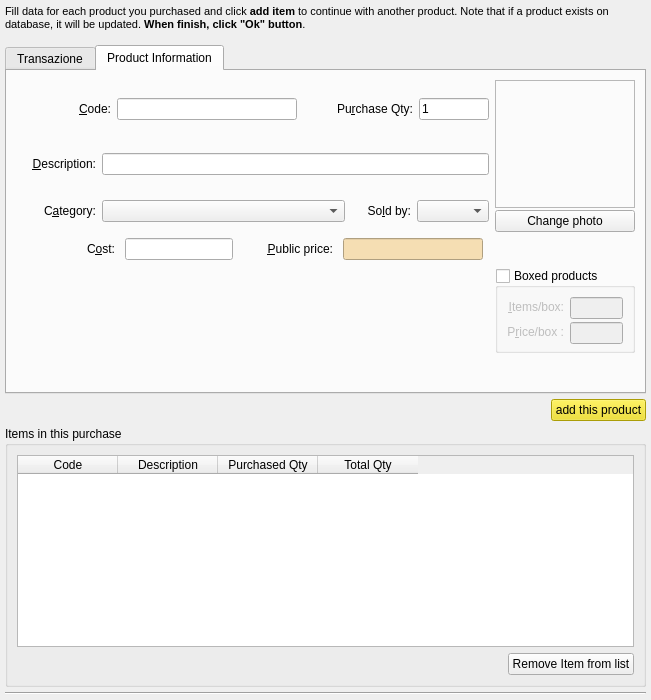
Qt form squeeze/src/ui/purchaseeditor.ui (lastprimenumbers/lemonpos) before a commit.
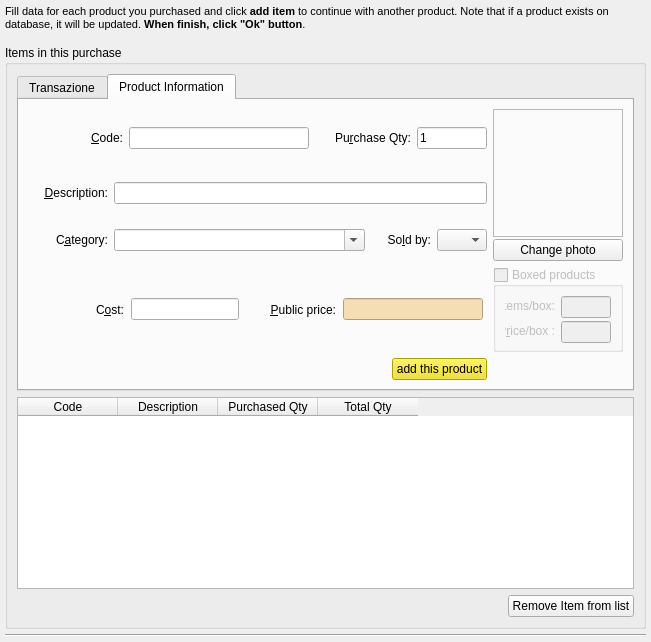
The same form after that commit. The open tabs and pages were chosen to show the change. Custom widgets are drawn as their Qt base class.

Commit message: Categorie in ordine alfabetico fixes #29 Riassegnazione automatica tutti i prodotti di una categoria ad altra categoria all'atto della rimozione. Riattivata impostazione costo mercato in acquisto. Rimpicciolita finestra di purchase.

Patch:
```diff
--- a/squeeze/src/ui/purchaseeditor.ui
+++ b/squeeze/src/ui/purchaseeditor.ui
@@ -7,7 +7,7 @@
     <x>0</x>
     <y>0</y>
     <width>651</width>
-    <height>700</height>
+    <height>642</height>
    </rect>
   </property>
   <property name="sizePolicy">
@@ -19,7 +19,7 @@
   <property name="minimumSize">
    <size>
     <width>600</width>
-    <height>700</height>
+    <height>400</height>
    </size>
   </property>
   <property name="maximumSize">
@@ -90,6 +90,12 @@
     </widget>
    </item>
    <item>
+    <widget class="QGroupBox" name="groupBox">
+     <property name="title">
+      <string>Items in this purchase</string>
+     </property>
+     <layout class="QVBoxLayout" name="verticalLayout">
+      <item>
     <widget class="QTabWidget" name="tabWidget">
      <property name="currentIndex">
       <number>0</number>
@@ -206,110 +212,6 @@
        <string>Product Information</string>
       </attribute>
       <layout class="QGridLayout" name="gridLayout">
-       <item row="2" column="0">
-        <layout class="QHBoxLayout" name="horizontalLayout_4">
-         <item>
-          <widget class="QLabel" name="label_8">
-           <property name="sizePolicy">
-            <sizepolicy hsizetype="Minimum" vsizetype="Preferred">
-             <horstretch>0</horstretch>
-             <verstretch>0</verstretch>
-            </sizepolicy>
-           </property>
-           <property name="minimumSize">
-            <size>
-             <width>80</width>
-             <height>0</height>
-            </size>
-           </property>
-           <property name="maximumSize">
-            <size>
-             <width>95</width>
-             <height>16777215</height>
-            </size>
-           </property>
-           <property name="layoutDirection">
-            <enum>Qt::LeftToRight</enum>
-           </property>
-           <property name="text">
-            <string>C&amp;ategory:</string>
-           </property>
-           <property name="alignment">
-            <set>Qt::AlignRight|Qt::AlignTrailing|Qt::AlignVCenter</set>
-           </property>
-           <property name="buddy">
-            <cstring>categoriesCombo</cstring>
-           </property>
-          </widget>
-         </item>
-         <item>
-          <widget class="QComboBox" name="categoriesCombo">
-           <property name="sizePolicy">
-            <sizepolicy hsizetype="MinimumExpanding" vsizetype="Fixed">
-             <horstretch>0</horstretch>
-             <verstretch>0</verstretch>
-            </sizepolicy>
-           </property>
-          </widget>
-         </item>
-         <item>
-          <widget class="QLabel" name="label_17">
-           <property name="sizePolicy">
-            <sizepolicy hsizetype="Minimum" vsizetype="Preferred">
-             <horstretch>0</horstretch>
-             <verstretch>0</verstretch>
-            </sizepolicy>
-           </property>
-           <property name="minimumSize">
-            <size>
-             <width>60</width>
-             <height>0</height>
-            </size>
-           </property>
-           <property name="maximumSize">
-            <size>
-             <width>95</width>
-             <height>16777215</height>
-            </size>
-           </property>
-           <property name="layoutDirection">
-            <enum>Qt::LeftToRight</enum>
-           </property>
-           <property name="text">
-            <string>So&amp;ld by:</string>
-           </property>
-           <property name="alignment">
-            <set>Qt::AlignRight|Qt::AlignTrailing|Qt::AlignVCenter</set>
-           </property>
-           <property name="buddy">
-            <cstring>measuresCombo</cstring>
-           </property>
-          </widget>
-         </item>
-         <item>
-          <widget class="QComboBox" name="measuresCombo">
-           <property name="sizePolicy">
-            <sizepolicy hsizetype="Minimum" vsizetype="Fixed">
-             <horstretch>0</horstretch>
-             <verstretch>0</verstretch>
-            </sizepolicy>
-           </property>
-           <property name="minimumSize">
-            <size>
-             <width>0</width>
-             <height>0</height>
-            </size>
-           </property>
-           <property name="maximumSize">
-            <size>
-             <width>200</width>
-             <height>16777215</height>
-            </size>
-           </property>
-          </widget>
-         </item>
-        </layout>
-       </item>
        <item row="0" column="1" rowspan="3">
         <layout class="QVBoxLayout" name="_7">
          <property name="spacing">
@@ -358,8 +260,10 @@
          </item>
         </layout>
        </item>
-       <item row="3" column="1" rowspan="2">
-        <widget class="QGroupBox" name="groupBoxedItem">
+          <item row="2" column="0">
+           <layout class="QHBoxLayout" name="horizontalLayout_4">
+            <item>
+             <widget class="QLabel" name="label_8">
          <property name="sizePolicy">
           <sizepolicy hsizetype="Minimum" vsizetype="Preferred">
            <horstretch>0</horstretch>
@@ -368,74 +272,79 @@
          </property>
          <property name="minimumSize">
           <size>
-           <width>130</width>
-           <height>75</height>
+                <width>80</width>
+                <height>0</height>
           </size>
          </property>
          <property name="maximumSize">
           <size>
-           <width>140</width>
-           <height>85</height>
-          </size>
-         </property>
-         <property name="title">
-          <string>Boxed products</string>
-         </property>
-         <property name="checkable">
+                <width>95</width>
+                <height>16777215</height>
+               </size>
+              </property>
+              <property name="layoutDirection">
+               <enum>Qt::LeftToRight</enum>
+              </property>
+              <property name="text">
+               <string>C&amp;ategory:</string>
+              </property>
+              <property name="alignment">
+               <set>Qt::AlignRight|Qt::AlignTrailing|Qt::AlignVCenter</set>
+              </property>
+              <property name="buddy">
+               <cstring>categoriesCombo</cstring>
+              </property>
+             </widget>
+            </item>
+            <item>
+             <widget class="QComboBox" name="categoriesCombo">
+              <property name="sizePolicy">
+               <sizepolicy hsizetype="Expanding" vsizetype="Fixed">
+                <horstretch>0</horstretch>
+                <verstretch>0</verstretch>
+               </sizepolicy>
+              </property>
+              <property name="font">
+               <font>
+                <pointsize>8</pointsize>
+               </font>
+              </property>
+              <property name="editable">
           <bool>true</bool>
          </property>
-         <property name="checked">
-          <bool>false</bool>
-         </property>
-         <layout class="QGridLayout" name="gridLayout_2">
-          <item row="0" column="0">
-           <widget class="QLabel" name="label_4">
-            <property name="sizePolicy">
-             <sizepolicy hsizetype="MinimumExpanding" vsizetype="Preferred">
-              <horstretch>0</horstretch>
-              <verstretch>0</verstretch>
-             </sizepolicy>
-            </property>
-            <property name="text">
-             <string>&amp;Items/box:</string>
-            </property>
-            <property name="alignment">
-             <set>Qt::AlignRight|Qt::AlignTrailing|Qt::AlignVCenter</set>
-            </property>
-            <property name="buddy">
-             <cstring>editItemsPerBox</cstring>
+              <property name="insertPolicy">
+               <enum>QComboBox::NoInsert</enum>
+              </property>
+              <property name="sizeAdjustPolicy">
+               <enum>QComboBox::AdjustToContents</enum>
             </property>
            </widget>
           </item>
-          <item row="0" column="1">
-           <widget class="QLineEdit" name="editItemsPerBox">
+            <item>
+             <widget class="QLabel" name="label_17">
             <property name="sizePolicy">
-             <sizepolicy hsizetype="Maximum" vsizetype="Fixed">
+               <sizepolicy hsizetype="Minimum" vsizetype="Preferred">
               <horstretch>0</horstretch>
               <verstretch>0</verstretch>
              </sizepolicy>
             </property>
             <property name="minimumSize">
              <size>
-              <width>50</width>
-              <height>22</height>
-             </size>
-            </property>
-            <property name="toolTip">
-             <string>Items per box</string>
-            </property>
-           </widget>
-          </item>
-          <item row="1" column="0">
-           <widget class="QLabel" name="label_7">
-            <property name="sizePolicy">
-             <sizepolicy hsizetype="MinimumExpanding" vsizetype="Preferred">
-              <horstretch>0</horstretch>
-              <verstretch>0</verstretch>
-             </sizepolicy>
+                <width>60</width>
+                <height>0</height>
+               </size>
+              </property>
+              <property name="maximumSize">
+               <size>
+                <width>95</width>
+                <height>16777215</height>
+               </size>
+              </property>
+              <property name="layoutDirection">
+               <enum>Qt::LeftToRight</enum>
             </property>
             <property name="text">
-             <string>P&amp;rice/box :</string>
+               <string>So&amp;ld by:</string>
             </property>
             <property name="alignment">
              <set>Qt::AlignRight|Qt::AlignTrailing|Qt::AlignVCenter</set>
@@ -445,8 +354,8 @@
             </property>
            </widget>
           </item>
-          <item row="1" column="1">
-           <widget class="QLineEdit" name="editPricePerBox">
+            <item>
+             <widget class="QComboBox" name="measuresCombo">
             <property name="sizePolicy">
              <sizepolicy hsizetype="Minimum" vsizetype="Fixed">
               <horstretch>0</horstretch>
@@ -455,17 +364,22 @@
             </property>
             <property name="minimumSize">
              <size>
+                <width>0</width>
+                <height>0</height>
+               </size>
+              </property>
+              <property name="maximumSize">
+               <size>
               <width>50</width>
-              <height>22</height>
-             </size>
-            </property>
-            <property name="toolTip">
-             <string>Price per box</string>
+                <height>16777215</height>
+               </size>
+              </property>
+              <property name="currentIndex">
+               <number>-1</number>
             </property>
            </widget>
           </item>
          </layout>
-        </widget>
        </item>
        <item row="1" column="0">
         <layout class="QHBoxLayout" name="horizontalLayout_6">
@@ -738,11 +652,119 @@
          </item>
         </layout>
        </item>
-      </layout>
-     </widget>
-    </widget>
-   </item>
-   <item>
+          <item row="3" column="1">
+           <widget class="QGroupBox" name="groupBoxedItem">
+            <property name="enabled">
+             <bool>false</bool>
+            </property>
+            <property name="sizePolicy">
+             <sizepolicy hsizetype="Minimum" vsizetype="Preferred">
+              <horstretch>0</horstretch>
+              <verstretch>0</verstretch>
+             </sizepolicy>
+            </property>
+            <property name="minimumSize">
+             <size>
+              <width>130</width>
+              <height>75</height>
+             </size>
+            </property>
+            <property name="maximumSize">
+             <size>
+              <width>140</width>
+              <height>85</height>
+             </size>
+            </property>
+            <property name="title">
+             <string>Boxed products</string>
+            </property>
+            <property name="checkable">
+             <bool>true</bool>
+            </property>
+            <property name="checked">
+             <bool>false</bool>
+            </property>
+            <layout class="QGridLayout" name="gridLayout_2">
+             <item row="0" column="0">
+              <widget class="QLabel" name="label_4">
+               <property name="sizePolicy">
+                <sizepolicy hsizetype="MinimumExpanding" vsizetype="Preferred">
+                 <horstretch>0</horstretch>
+                 <verstretch>0</verstretch>
+                </sizepolicy>
+               </property>
+               <property name="text">
+                <string>&amp;Items/box:</string>
+               </property>
+               <property name="alignment">
+                <set>Qt::AlignRight|Qt::AlignTrailing|Qt::AlignVCenter</set>
+               </property>
+               <property name="buddy">
+                <cstring>editItemsPerBox</cstring>
+               </property>
+              </widget>
+             </item>
+             <item row="0" column="1">
+              <widget class="QLineEdit" name="editItemsPerBox">
+               <property name="sizePolicy">
+                <sizepolicy hsizetype="Maximum" vsizetype="Fixed">
+                 <horstretch>0</horstretch>
+                 <verstretch>0</verstretch>
+                </sizepolicy>
+               </property>
+               <property name="minimumSize">
+                <size>
+                 <width>50</width>
+                 <height>22</height>
+                </size>
+               </property>
+               <property name="toolTip">
+                <string>Items per box</string>
+               </property>
+              </widget>
+             </item>
+             <item row="1" column="0">
+              <widget class="QLabel" name="label_7">
+               <property name="sizePolicy">
+                <sizepolicy hsizetype="MinimumExpanding" vsizetype="Preferred">
+                 <horstretch>0</horstretch>
+                 <verstretch>0</verstretch>
+                </sizepolicy>
+               </property>
+               <property name="text">
+                <string>P&amp;rice/box :</string>
+               </property>
+               <property name="alignment">
+                <set>Qt::AlignRight|Qt::AlignTrailing|Qt::AlignVCenter</set>
+               </property>
+               <property name="buddy">
+                <cstring>editPricePerBox</cstring>
+               </property>
+              </widget>
+             </item>
+             <item row="1" column="1">
+              <widget class="QLineEdit" name="editPricePerBox">
+               <property name="sizePolicy">
+                <sizepolicy hsizetype="Minimum" vsizetype="Fixed">
+                 <horstretch>0</horstretch>
+                 <verstretch>0</verstretch>
+                </sizepolicy>
+               </property>
+               <property name="minimumSize">
+                <size>
+                 <width>50</width>
+                 <height>22</height>
+                </size>
+               </property>
+               <property name="toolTip">
+                <string>Price per box</string>
+               </property>
+              </widget>
+             </item>
+            </layout>
+           </widget>
+          </item>
+          <item row="4" column="0">
     <layout class="QHBoxLayout" name="horizontalLayout_2">
      <item>
       <spacer name="horizontalSpacer_2">
@@ -1127,12 +1149,10 @@
      </item>
     </layout>
    </item>
-   <item>
-    <widget class="QGroupBox" name="groupBox">
-     <property name="title">
-      <string>Items in this purchase</string>
-     </property>
-     <layout class="QVBoxLayout" name="verticalLayout">
+         </layout>
+        </widget>
+       </widget>
+      </item>
       <item>
        <widget class="QTableWidget" name="tableView">
         <property name="sizePolicy">
```
Left out of the diff: 25 changed lines with no effect on the pictures. Lines whose indentation alone changed are shown as unchanged. The commit also changes 4 other files.
